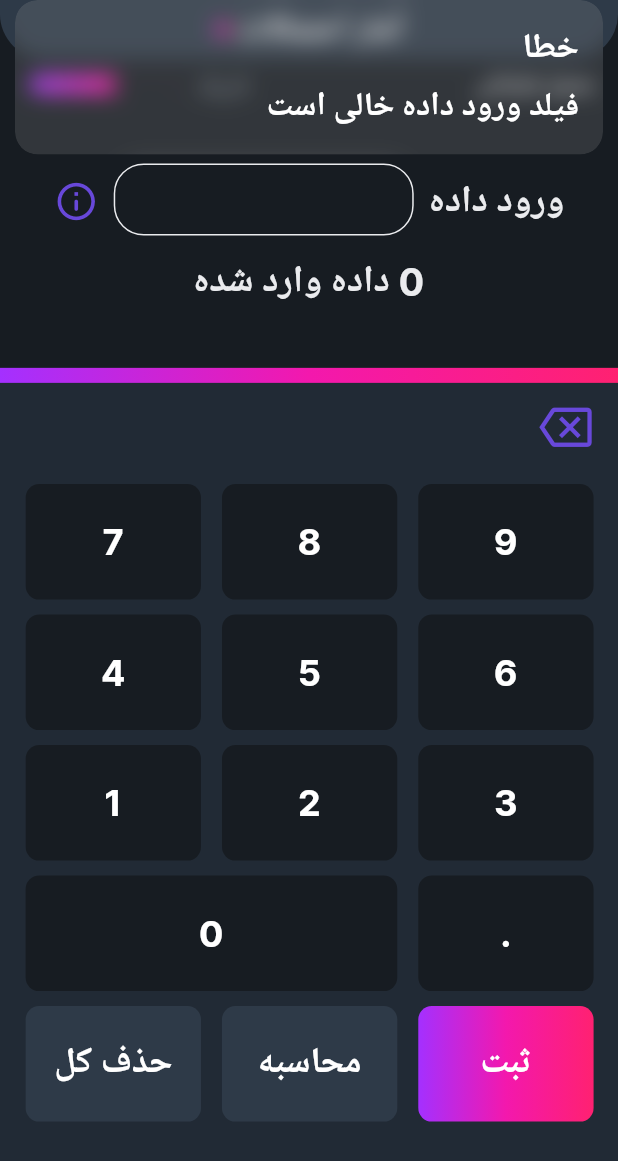
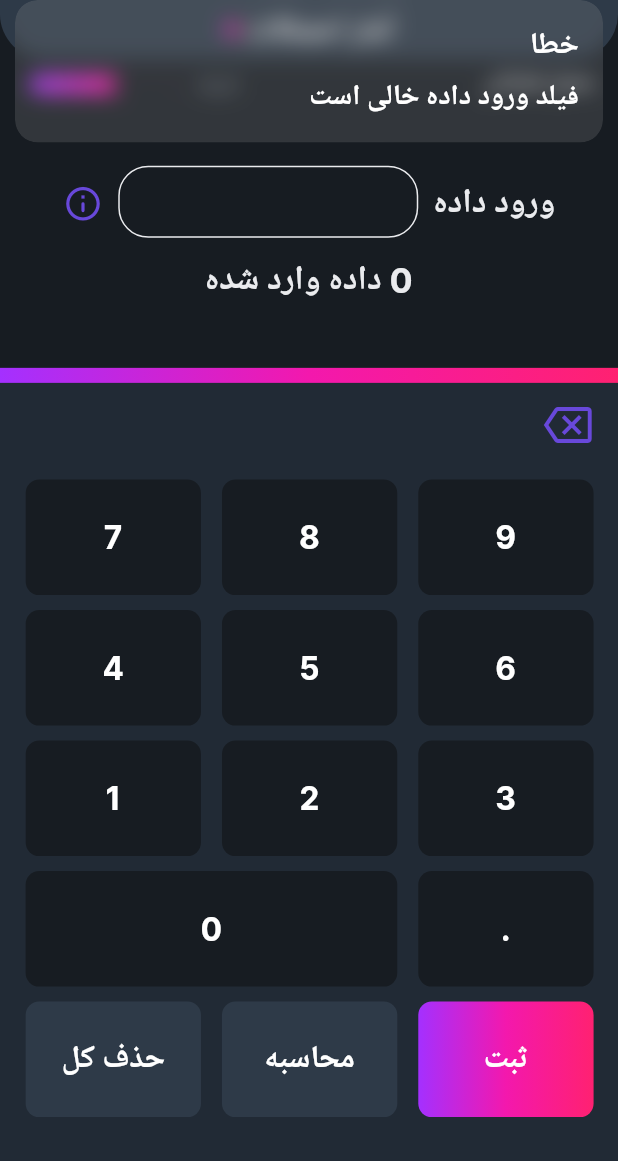
Before and after one commit to mohsen0dev/Statistical_Calculator, a Flutter app: the screen it shows after launch, after a tap on "ثبت", on a phone screen of 412 x 824 dp. Shown: the top 1161 px of the screen. Run offline on Flutter 3.47's test engine with Material 3 defaults, Android fonts, the phone set to English and light mode, and no system bars; drawn by our look-alikes of animated_toggle_switch; our stand-ins replace get, lottie, shared_preferences.

Commit message:
new commit

```diff
--- a/lib/Core/constants/app_size.dart
+++ b/lib/Core/constants/app_size.dart
@@ -9,8 +9,8 @@ class AppSize {
   static const double borderRadiusButtonShowHistory = 7;
   static const double borderRadiusButtonClearHistory = 28;
   static const double borderRadiusresultButton = 16;
-  static const double textSizeBoldButtom = 24;
-  static const double textSizeMedium = 16;
+  static const double textSizeBoldButtom = 21;
+  static const double textSizeMedium = 14.5;
   static const double dividerGeradientHeight = 10;
   static double appBarHeight = 0;
   static double appBarTitle = 0;
@@ -69,7 +69,6 @@ class AppSize {
   }
 
   List<double> init(BuildContext context) {
-    textScaleFactor = MediaQuery.of(context).textScaleFactor;
     setFullsizeWidth = MediaQuery.of(context).size.width;
     setFullsizeHeight = MediaQuery.of(context).size.height - 60;
     appSectionsPercent();
--- a/lib/Core/constants/app_text_style.dart
+++ b/lib/Core/constants/app_text_style.dart
@@ -1,5 +1,4 @@
 import 'package:flutter/material.dart';
-import 'package:simple_statistical_calculator/Core/constants/app_size.dart';
 import 'package:simple_statistical_calculator/Core/gen/fonts.gen.dart';
 
 abstract class FontManager {
@@ -11,7 +10,7 @@ abstract class FontManager {
 
 TextStyle _getTextStyle(double fontSize, FontWeight fontWeight, Color color) {
   return TextStyle(
-      fontSize: fontSize * AppSize.textScaleFactor,
+      fontSize: fontSize,
       fontFamily: FontFamily.inter,
       fontWeight: fontWeight,
       color: color);
--- a/lib/Core/constants/my_app.dart
+++ b/lib/Core/constants/my_app.dart
@@ -1,5 +1,6 @@
 import 'package:flutter/material.dart';
 import 'package:get/get.dart';
+import 'package:shared_preferences/shared_preferences.dart';
 import 'package:simple_statistical_calculator/Core/constants/app_size.dart';
 import 'package:simple_statistical_calculator/Core/constants/route_app.dart';
 import 'package:simple_statistical_calculator/Core/themes/themes.dart';
@@ -15,27 +16,32 @@ class MyApp extends StatefulWidget {
 class _MyAppState extends State<MyApp> {
   final myAppThemeIns = MyAppTheme();
   final customAppBarClr = Get.put(CustomAppbarController());
+  Future<void> _loadThemeMode() async {
+    final numberMode = await SharedPreferences.getInstance();
+    int? storedMode = numberMode.getInt('mode');
+    storedMode ??= 0;
+    customAppBarClr.selectedLDMode.value = storedMode;
+    if (storedMode == 0) {
+      customAppBarClr.modeCurrent.value = false;
+    } else {
+      customAppBarClr.modeCurrent.value = true;
+    }
+  }
 
   @override
   Widget build(BuildContext context) {
+    _loadThemeMode();
     AppSize().init(context);
     AppSize().appSectionsPercent();
-    return GetBuilder<CustomAppbarController>(
-      init: CustomAppbarController(),
-      initState: (_) {},
-      builder: (_) {
-        return GetMaterialApp(
+    return Obx(() => GetMaterialApp(
           title: 'نمودار فراوانی',
           locale: const Locale('fa'),
           debugShowCheckedModeBanner: false,
-          theme: _.selectedLDMode.value == 0
+          theme: customAppBarClr.selectedLDMode.value == 0
               ? myAppThemeIns.darkTheme()
               : myAppThemeIns.lightTheme(),
-          darkTheme: myAppThemeIns.darkTheme(),
           initialRoute: AppRoute.splashScreen,
           getPages: AppRoute.routes,
-        );
-      },
-    );
+        ));
   }
 }
--- a/lib/Core/widgets/custom_appbar.dart
+++ b/lib/Core/widgets/custom_appbar.dart
@@ -55,9 +55,8 @@ class AppbarCustomSelection extends StatelessWidget {
               mainAxisAlignment: MainAxisAlignment.center,
               children: [
                 Text(nameSections[0],
-                    textScaler: TextScaler.linear(AppSize.textScaleFactor),
                     style: MyAppTextStyle.getBold(
-                        color: themedata.colorScheme.onError, fontSize: 22)),
+                        color: themedata.colorScheme.onError, fontSize: 19.5)),
                 const CustomShapeCircle(),
               ],
             ),
@@ -78,10 +77,9 @@ class AppbarCustomSelection extends StatelessWidget {
                   height: 60,
                   child: Text(nameSections[1],
                       textAlign: TextAlign.center,
-                      textScaler: TextScaler.linear(AppSize.textScaleFactor),
                       style: MyAppTextStyle.getBold(
                           color: themedata.colorScheme.onBackground,
-                          fontSize: 15)),
+                          fontSize: 14)),
                 ),
                 Row(
                   children: [
@@ -90,9 +88,8 @@ class AppbarCustomSelection extends StatelessWidget {
                         customApbarClr.modeCurrent.value
                             ? nameSections[2]
                             : nameSections[3],
-                        textScaler: TextScaler.linear(AppSize.textScaleFactor),
                         style: MyAppTextStyle.getBold(
-                            color: AppColors.gery5, fontSize: 17),
+                            color: AppColors.gery5, fontSize: 13.5),
                       ),
                     ),
                     const SizedBox(
--- a/lib/Core/widgets/custom_buttons.dart
+++ b/lib/Core/widgets/custom_buttons.dart
@@ -58,7 +58,6 @@ class CustomButtons extends StatelessWidget {
               child: Center(
                 child: Text(name,
                     textAlign: TextAlign.center,
-                    textScaler: TextScaler.linear(AppSize.textScaleFactor),
                     style: MyAppTextStyle.getBold(
                         color: textColor,
                         fontSize: AppSize.textSizeBoldButtom)),
--- a/lib/Core/widgets/custom_datatable.dart
+++ b/lib/Core/widgets/custom_datatable.dart
@@ -22,12 +22,12 @@ class CustomDataTable extends StatelessWidget {
         horizontalMargin: 20,
         dividerThickness: 2,
         headingTextStyle: MyAppTextStyle.getBold(
-            color: themedata.colorScheme.onSecondary, fontSize: 17),
+            color: themedata.colorScheme.onSecondary, fontSize: 15),
         columnSpacing: 35,
         dataRowColor:
             MaterialStatePropertyAll(themedata.colorScheme.background),
         dataTextStyle: MyAppTextStyle.getBold(
-            color: themedata.colorScheme.onSecondary, fontSize: 17),
+            color: themedata.colorScheme.onSecondary, fontSize: 15),
         columns: [
           DataColumn(
               label: Text(
--- a/lib/Core/widgets/custom_listbox.dart
+++ b/lib/Core/widgets/custom_listbox.dart
@@ -24,7 +24,7 @@ class CustomListBox extends StatelessWidget {
           return Text(
             listValue[index],
             style: MyAppTextStyle.getBold(
-                color: themedata.colorScheme.onSecondary, fontSize: 20),
+                color: themedata.colorScheme.onSecondary, fontSize: 17.5),
             textDirection: TextDirection.ltr,
             textAlign: TextAlign.center,
           );
--- a/lib/Core/widgets/custom_resultview.dart
+++ b/lib/Core/widgets/custom_resultview.dart
@@ -23,12 +23,12 @@ class CustomResultView extends StatelessWidget {
       children: [
         Text(nameField,
             style: MyAppTextStyle.getBold(
-                color: themedata.colorScheme.onSecondary, fontSize: 20)),
+                color: themedata.colorScheme.onSecondary, fontSize: 17.5)),
         const SizedBox(
           height: 10,
         ),
         Container(
-          height: AppSize.boardButtons / 15,
+          height: AppSize.boardButtons / 14.5,
           width: AppSize.setFullsizeWidth / 2.6,
           padding: const EdgeInsets.all(3),
           decoration: BoxDecoration(
@@ -38,7 +38,7 @@ class CustomResultView extends StatelessWidget {
           child: Text(
             viewValue,
             style: MyAppTextStyle.getBold(
-                color: themedata.colorScheme.onSecondary, fontSize: 20),
+                color: themedata.colorScheme.onSecondary, fontSize: 17.5),
             textDirection: TextDirection.ltr,
             textAlign: TextAlign.center,
           ),
--- a/lib/Core/widgets/custom_textbox.dart
+++ b/lib/Core/widgets/custom_textbox.dart
@@ -31,7 +31,7 @@ class CustomTextBox extends StatelessWidget {
         textAlign: TextAlign.justify,
         textDirection: TextDirection.ltr,
         style: MyAppTextStyle.getBold(
-            color: themedata.colorScheme.surface, fontSize: 25),
+            color: themedata.colorScheme.surface, fontSize: 22),
         controller: controller,
         inputFormatters: [
           FilteringTextInputFormatter.deny(
--- a/lib/Features/probability_statistics/probability_statistics_view.dart
+++ b/lib/Features/probability_statistics/probability_statistics_view.dart
@@ -41,9 +41,8 @@ class ProbabilityStatisticsView extends StatelessWidget {
                 children: [
                   Text(
                     homePageStr[0],
-                    textScaler: TextScaler.linear(AppSize.textScaleFactor),
                     style: MyAppTextStyle.getBold(
-                        color: themedata.colorScheme.error, fontSize: 25),
+                        color: themedata.colorScheme.error, fontSize: 22.5),
                   ),
                   const SizedBox(
                     width: 10,
@@ -63,12 +62,12 @@ class ProbabilityStatisticsView extends StatelessWidget {
                     message: homePageStr[1],
                     decoration: BoxDecoration(color: themedata.iconTheme.color),
                     textStyle: MyAppTextStyle.getBold(
-                        color: AppColors.gery6, fontSize: 20),
+                        color: AppColors.gery6, fontSize: 18.5),
                     showDuration: const Duration(seconds: 3),
                     triggerMode: TooltipTriggerMode.tap,
                     child: Icon(
                       Icons.info_outline_rounded,
-                      size: 30,
+                      size: 27,
                       color: themedata.iconTheme.color,
                     ),
                   ),
@@ -79,9 +78,8 @@ class ProbabilityStatisticsView extends StatelessWidget {
               ),
               Obx(() => Text(
                     '${probabilityControl.numberData} ' '${homePageStr[2]}',
-                    textScaler: TextScaler.linear(AppSize.textScaleFactor),
                     style: MyAppTextStyle.getBold(
-                        color: themedata.colorScheme.error, fontSize: 25),
+                        color: themedata.colorScheme.error, fontSize: 22.5),
                   )),
             ],
           ),
@@ -116,7 +114,7 @@ class ProbabilityStatisticsView extends StatelessWidget {
                               quarterTurns: 2,
                               child: Icon(
                                 Icons.backspace_outlined,
-                                size: 35,
+                                size: 32,
                               )),
                         ),
                       ],
@@ -285,12 +283,12 @@ class ProbabilityStatisticsView extends StatelessWidget {
                                           style: MyAppTextStyle.getBold(
                                               color:
                                                   themedata.colorScheme.surface,
-                                              fontSize: 23)),
+                                              fontSize: 20)),
                                       messageText: Text(homePageStr[5],
                                           style: MyAppTextStyle.getBold(
                                               color:
                                                   themedata.colorScheme.surface,
-                                              fontSize: 22)),
+                                              fontSize: 19)),
                                     );
                                   }
                                 } else {
@@ -301,12 +299,12 @@ class ProbabilityStatisticsView extends StatelessWidget {
                                         style: MyAppTextStyle.getBold(
                                             color:
                                                 themedata.colorScheme.surface,
-                                            fontSize: 23)),
+                                            fontSize: 20)),
                                     messageText: Text(homePageStr[4],
                                         style: MyAppTextStyle.getBold(
                                             color:
                                                 themedata.colorScheme.surface,
-                                            fontSize: 22)),
+                                            fontSize: 19)),
                                   );
                                 }
                               },
@@ -327,12 +325,12 @@ class ProbabilityStatisticsView extends StatelessWidget {
                                           style: MyAppTextStyle.getBold(
                                               color:
                                                   themedata.colorScheme.surface,
-                                              fontSize: 23)),
+                                              fontSize: 20)),
                                       messageText: Text(homePageStr[3],
                                           style: MyAppTextStyle.getBold(
                                               color:
                                                   themedata.colorScheme.surface,
-                                              fontSize: 22)),
+                                              fontSize: 19)),
                                     );
                                   } else {
                                     probabilityControl.resulltButton();
@@ -428,7 +426,7 @@ class ResultView extends StatelessWidget {
                           Text(resultFeildName[0],
                               style: MyAppTextStyle.getBold(
                                   color: themedata.colorScheme.onSecondary,
-                                  fontSize: 20)),
+                                  fontSize: 17.5)),
                           const SizedBox(
                             height: 10,
                           ),
--- a/lib/Features/splash_view.dart
+++ b/lib/Features/splash_view.dart
@@ -16,6 +16,7 @@ class SplashView extends StatefulWidget {
 }
 
 class _SplashViewState extends State<SplashView> {
+  final customAppBarClr = Get.put(CustomAppbarController());
   @override
   void initState() {
     super.initState();
@@ -26,12 +27,8 @@ class _SplashViewState extends State<SplashView> {
 
   @override
   Widget build(BuildContext context) {
-    return GetBuilder<CustomAppbarController>(
-      init: CustomAppbarController(),
-      initState: (_) {},
-      builder: (_) {
-        return Scaffold(
-          backgroundColor: _.selectedLDMode.value == 0
+    return Obx(() => Scaffold(
+          backgroundColor: customAppBarClr.selectedLDMode.value == 0
               ? MyAppTheme().darkTheme().colorScheme.onSurface
               : MyAppTheme().lightTheme().colorScheme.onSurface,
           body: Center(
@@ -41,8 +38,6 @@ class _SplashViewState extends State<SplashView> {
               height: 200,
             ),
           ),
-        );
-      },
-    );
+        ));
   }
 }
--- a/lib/main.dart
+++ b/lib/main.dart
@@ -1,23 +1,6 @@
 import 'package:flutter/material.dart';
-import 'package:get/get.dart';
-import 'package:shared_preferences/shared_preferences.dart';
 import 'package:simple_statistical_calculator/Core/constants/my_app.dart';
-import 'package:simple_statistical_calculator/Core/widgets/controller/custom_appbar_controller.dart';
 
 void main() {
-  _loadThemeMode();
   runApp(const MyApp());
 }
-
-final customAppBarClr = Get.put(CustomAppbarController());
-Future<void> _loadThemeMode() async {
-  final numberMode = await SharedPreferences.getInstance();
-  int? storedMode = numberMode.getInt('mode');
-  storedMode ??= 0;
-  customAppBarClr.selectedLDMode.value = storedMode;
-  if (storedMode == 0) {
-    customAppBarClr.modeCurrent.value = false;
-  } else {
-    customAppBarClr.modeCurrent.value = true;
-  }
-}
```
